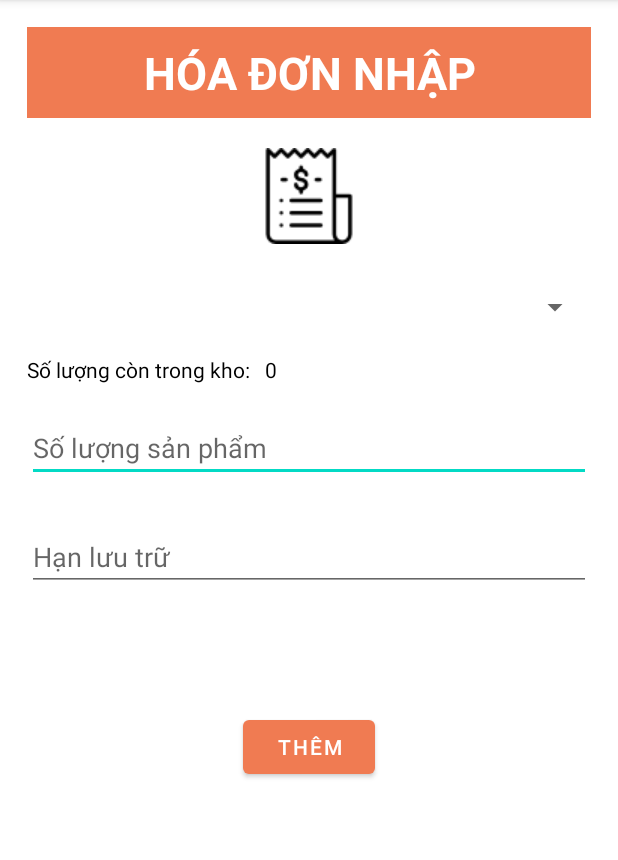
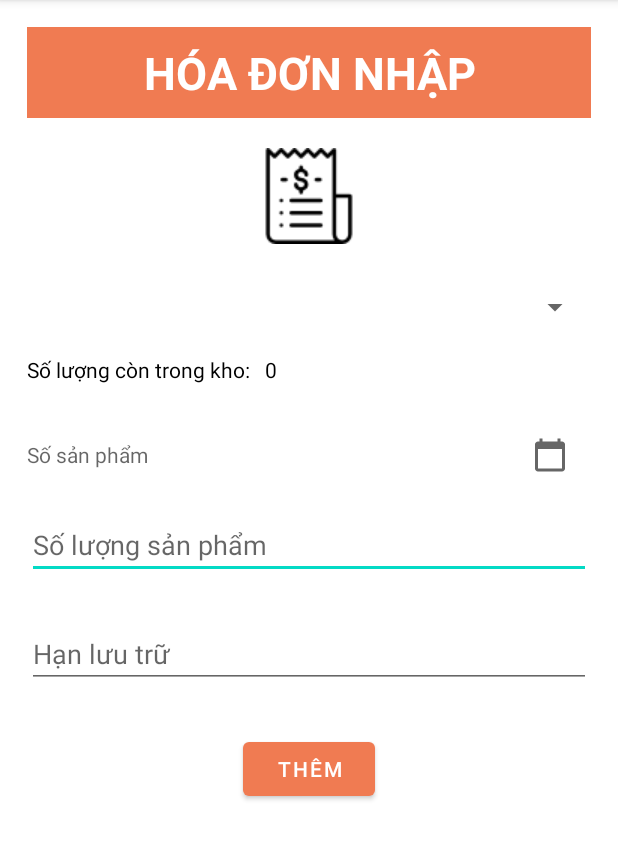
Before and after one commit to Hunghm/Quan_ly_ban_hang, an Android app: the XuatActivity screen opened directly, with no data from a screen before it, on a phone screen of 412 x 824 dp, the part 84-944 px from its top. Run offline under Robolectric (Android 15) with nearby library versions, the phone set to English and light mode, and no system bars.

Commit message:
comit 21/4 2021

```diff
--- /dev/null
+++ b/app/src/main/res/drawable/ic_calendar.xml
@@ -0,0 +1,10 @@
+<vector xmlns:android="http://schemas.android.com/apk/res/android"
+    android:width="24dp"
+    android:height="24dp"
+    android:viewportWidth="24"
+    android:viewportHeight="24"
+    android:tint="?attr/colorControlNormal">
+  <path
+      android:fillColor="@android:color/white"
+      android:pathData="M20,3h-1L19,1h-2v2L7,3L7,1L5,1v2L4,3c-1.1,0 -2,0.9 -2,2v16c0,1.1 0.9,2 2,2h16c1.1,0 2,-0.9 2,-2L22,5c0,-1.1 -0.9,-2 -2,-2zM20,21L4,21L4,8h16v13z"/>
+</vector>
--- a/app/src/main/res/layout/activity_xuat.xml
+++ b/app/src/main/res/layout/activity_xuat.xml
@@ -56,11 +56,39 @@
         android:textColor="@color/black"
         />
 
+    <LinearLayout
+        android:id="@+id/linear_chon_ngay"
+        android:layout_width="match_parent"
+        android:layout_height="wrap_content"
+        android:layout_below="@+id/tv_so_luong"
+        android:layout_marginTop="30dp"
+        android:orientation="horizontal"
+        android:gravity="center">
+
+        <TextView
+            android:id="@+id/tv_ngay_chon"
+            android:layout_width="0dp"
+            android:layout_height="wrap_content"
+            android:layout_weight="1"
+            android:hint="Số sản phẩm"
+            android:inputType="text" />
+
+        <ImageView
+            android:id="@+id/img_ngay_chon"
+            android:layout_width="wrap_content"
+            android:layout_height="wrap_content"
+            android:src="@drawable/ic_calendar"
+            android:paddingHorizontal="15dp"
+            android:paddingVertical="5dp"
+            />
+
+    </LinearLayout>
+
     <EditText
         android:id="@+id/ed_so_san_pham"
         android:layout_width="match_parent"
         android:layout_height="wrap_content"
-        android:layout_below="@+id/tv_so_luong"
+        android:layout_below="@+id/linear_chon_ngay"
         android:layout_marginTop="20dp"
         android:hint="Số lượng sản phẩm"
         android:inputType="number" />
@@ -80,7 +108,7 @@
         android:layout_height="wrap_content"
         android:layout_below="@+id/ed_han_luu_tru"
         android:layout_centerHorizontal="true"
-        android:layout_marginTop="80dp"
+        android:layout_marginTop="30dp"
         android:textColor="@color/white"
         android:text="Thêm" />
 
```
Also changed, not shown: app/src/main/java/com/example/quan_ly_ban_hang/Fragment/NhapFragment.java (+37 -1 lines), app/src/main/java/com/example/quan_ly_ban_hang/Fragment/XuatFragment.java (+37 -1 lines), app/src/main/res/layout/activity_nhap.xml (+32 -3 lines).
